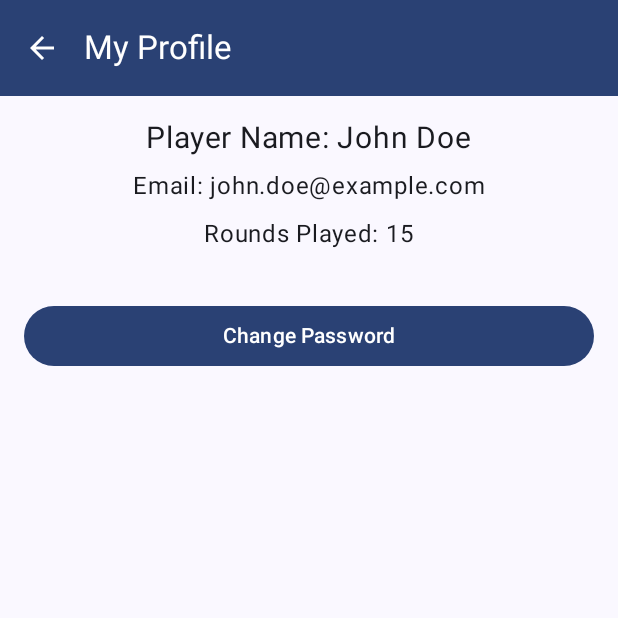
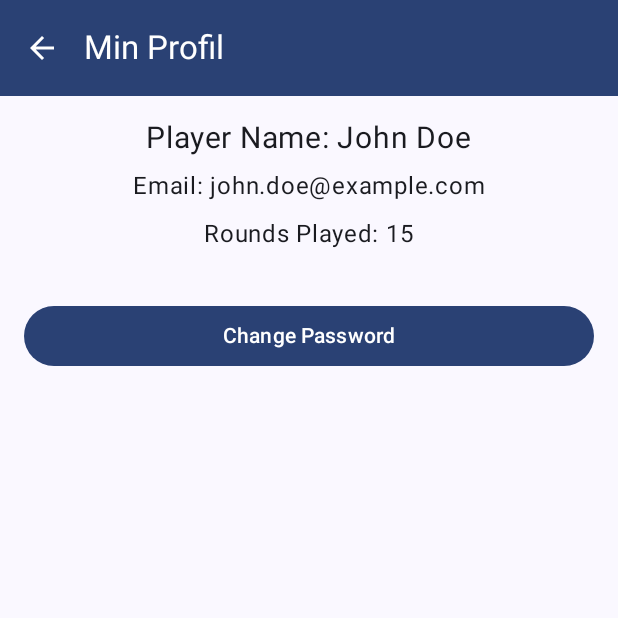
Before and after one commit to lidoliver/Gruppe11_MOB3000, an Android app built with Jetpack Compose: the MyProfileScreen screen opened through its navigation route, on a phone screen of 412 x 824 dp, the top half of it. Run offline under Robolectric (Android 15) with nearby library versions, the phone set to English and light mode, and no system bars.

Commit message:
Språkendring på top bar

```diff
--- a/app/src/main/java/My/Application/ui/screen/mainmenu/MainMenuScreen.kt
+++ b/app/src/main/java/My/Application/ui/screen/mainmenu/MainMenuScreen.kt
@@ -18,7 +18,7 @@ import My.Application.ui.theme.MyApplicationTheme
 @Composable
 fun MainMenuScreen(navController: NavController) {
     Scaffold(
-        topBar = { AppTopBar(title = "Main Menu", canNavigateBack = false, navController = navController) }
+        topBar = { AppTopBar(title = "Hovedmeny", canNavigateBack = false, navController = navController) }
     ) { innerPadding ->
         Column(
             modifier = Modifier
--- a/app/src/main/java/My/Application/ui/screen/myprofile/MyProfile.kt
+++ b/app/src/main/java/My/Application/ui/screen/myprofile/MyProfile.kt
@@ -25,7 +25,7 @@ import androidx.navigation.compose.rememberNavController
 @Composable
 fun MyProfileScreen(navController: NavController) {
     Scaffold(
-        topBar = { AppTopBar(title = "My Profile", canNavigateBack = true, navController = navController) }
+        topBar = { AppTopBar(title = "Min Profil", canNavigateBack = true, navController = navController) }
     ) { innerPadding ->
         Column(
             modifier = Modifier
--- a/app/src/main/java/My/Application/ui/screen/startround/StartRoundScreen.kt
+++ b/app/src/main/java/My/Application/ui/screen/startround/StartRoundScreen.kt
@@ -19,7 +19,7 @@ import My.Application.ui.theme.MyApplicationTheme
 @Composable
 fun StartRoundScreen(navController: NavController) {
     Scaffold(
-        topBar = { AppTopBar(title = "Start Round", canNavigateBack = true, navController = navController) } // Using our reusable TopBar
+        topBar = { AppTopBar(title = "Start runde", canNavigateBack = true, navController = navController) } // Using our reusable TopBar
     ) { innerPadding ->
         Column(
             modifier = Modifier
```
